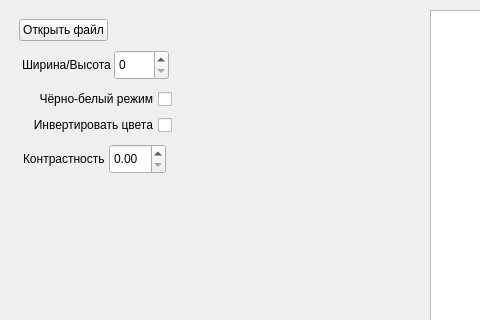
The window that interface/window.ui (NekrodNIK/NekrodBrick) describes before a commit, drawn with Qt 5; both pictures show x 0 to 480 and y 0 to 320 of the 960 by 540 pixel window.
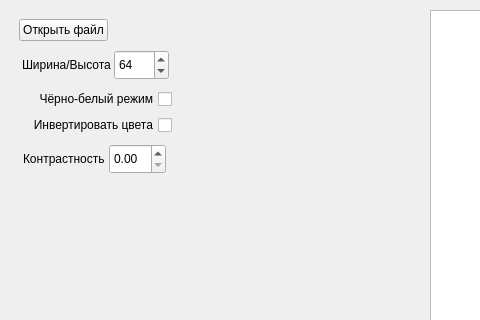
The same window after the commit.

Commit message: add function event connect

Patch:
```diff
--- a/interface/window.ui
+++ b/interface/window.ui
@@ -96,6 +96,12 @@
              <height>30</height>
             </size>
            </property>
+           <property name="singleStep">
+            <number>2</number>
+           </property>
+           <property name="value">
+            <number>64</number>
+           </property>
           </widget>
          </item>
         </layout>
```
Left out of the diff: 2 changed lines with no effect on the pictures. The commit also changes 2 other files.
